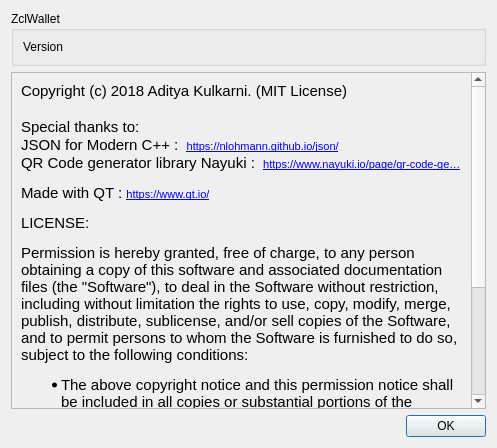
The window that src/about.ui (ZclassicCommunity/zcl-qt-wallet) describes before a commit, drawn with Qt 5.
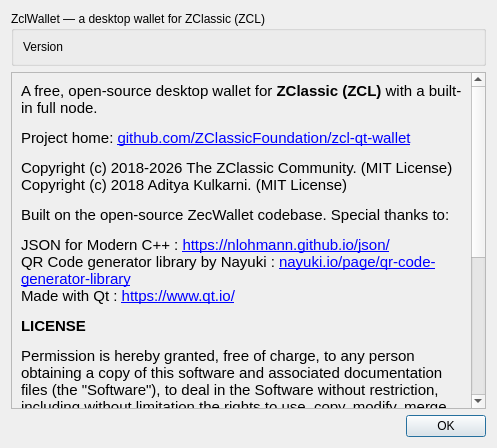
The same window after the commit.

Commit message: gui: fix connect-dialog use-after-free (silent exit after "Payment UI now ready!") + idiotproof startup

```diff
--- a/src/about.ui
+++ b/src/about.ui
@@ -17,7 +17,7 @@
    <item>
     <widget class="QGroupBox" name="groupBox">
      <property name="title">
-      <string notr="true">ZclWallet</string>
+      <string notr="true">ZclWallet — a desktop wallet for ZClassic (ZCL)</string>
      </property>
      <layout class="QVBoxLayout" name="verticalLayout_2">
       <item>
@@ -48,20 +48,22 @@
        <item>
         <widget class="QLabel" name="label">
          <property name="text">
-          <string notr="true">&lt;!DOCTYPE HTML PUBLIC &quot;-//W3C//DTD HTML 4.0//EN&quot; &quot;http://www.w3.org/TR/REC-html40/strict.dtd&quot;&gt;
-&lt;html&gt;&lt;head&gt;&lt;meta name=&quot;qrichtext&quot; content=&quot;1&quot; /&gt;&lt;style type=&quot;text/css&quot;&gt;
-p, li { white-space: pre-wrap; }
-&lt;/style&gt;&lt;/head&gt;&lt;body style=&quot; font-family:'MS Shell Dlg 2'; font-size:8.1pt; font-weight:400; font-style:normal;&quot;&gt;
-&lt;p style=&quot; margin-top:0px; margin-bottom:0px; margin-left:0px; margin-right:0px; -qt-block-indent:0; text-indent:0px;&quot;&gt;&lt;span style=&quot; font-family:'Ubuntu'; font-size:11pt;&quot;&gt;Copyright (c) 2018 Aditya Kulkarni. (MIT License)&lt;/span&gt;&lt;/p&gt;
-&lt;p style=&quot;-qt-paragraph-type:empty; margin-top:0px; margin-bottom:0px; margin-left:0px; margin-right:0px; -qt-block-indent:0; text-indent:0px; font-family:'Ubuntu'; font-size:11pt;&quot;&gt;&lt;br /&gt;&lt;/p&gt;
-&lt;p style=&quot; margin-top:0px; margin-bottom:0px; margin-left:0px; margin-right:0px; -qt-block-indent:0; text-indent:0px;&quot;&gt;&lt;span style=&quot; font-family:'Ubuntu'; font-size:11pt;&quot;&gt;Special thanks to:&lt;/span&gt;&lt;/p&gt;
-&lt;p style=&quot; margin-top:0px; margin-bottom:0px; margin-left:0px; margin-right:0px; -qt-block-indent:0; text-indent:0px;&quot;&gt;&lt;span style=&quot; font-family:'Ubuntu'; font-size:11pt;&quot;&gt;JSON for Modern C++ :  &lt;/span&gt;&lt;a href=&quot;https://nlohmann.github.io/json/&quot;&gt;&lt;span style=&quot; font-size:8pt; text-decoration: underline; color:#0000ff;&quot;&gt;https://nlohmann.github.io/json/&lt;/span&gt;&lt;/a&gt;&lt;/p&gt;
-&lt;p style=&quot; margin-top:0px; margin-bottom:0px; margin-left:0px; margin-right:0px; -qt-block-indent:0; text-indent:0px;&quot;&gt;&lt;span style=&quot; font-family:'Ubuntu'; font-size:11pt;&quot;&gt;QR Code generator library Nayuki :  &lt;/span&gt;&lt;a href=&quot;https://www.nayuki.io/page/qr-code-generator-library&quot;&gt;&lt;span style=&quot; font-size:8pt; text-decoration: underline; color:#0000ff;&quot;&gt;https://www.nayuki.io/page/qr-code-ge…&lt;/span&gt;&lt;/a&gt;&lt;/p&gt;
-&lt;p style=&quot; margin-top:12px; margin-bottom:12px; margin-left:0px; margin-right:0px; -qt-block-indent:0; text-indent:0px;&quot;&gt;&lt;span style=&quot; font-family:'Ubuntu'; font-size:11pt;&quot;&gt;Made with QT : &lt;/span&gt;&lt;a href=&quot;https://www.qt.io/&quot;&gt;&lt;span style=&quot; font-size:8pt; text-decoration: underline; color:#0000ff;&quot;&gt;https://www.qt.io/&lt;/span&gt;&lt;/a&gt;&lt;/p&gt;
-&lt;p style=&quot; margin-top:12px; margin-bottom:12px; margin-left:0px; margin-right:0px; -qt-block-indent:0; text-indent:0px;&quot;&gt;&lt;span style=&quot; font-family:'Ubuntu'; font-size:11pt;&quot;&gt;LICENSE:&lt;/span&gt;&lt;/p&gt;
-&lt;p style=&quot; margin-top:12px; margin-bottom:12px; margin-left:0px; margin-right:0px; -qt-block-indent:0; text-indent:0px;&quot;&gt;&lt;span style=&quot; font-family:'Ubuntu'; font-size:11pt;&quot;&gt;Permission is hereby granted, free of charge, to any person obtaining a copy of this software and associated documentation files (the &amp;quot;Software&amp;quot;), to deal in the Software without restriction, including without limitation the rights to use, copy, modify, merge, publish, distribute, sublicense, and/or sell copies of the Software, and to permit persons to whom the Software is furnished to do so, subject to the following conditions:&lt;/span&gt;&lt;/p&gt;
-&lt;ul style=&quot;margin-top: 0px; margin-bottom: 0px; margin-left: 0px; margin-right: 0px; -qt-list-indent: 1;&quot;&gt;&lt;li style=&quot; font-family:'Ubuntu'; font-size:11pt;&quot; style=&quot; margin-top:12px; margin-bottom:12px; margin-left:0px; margin-right:0px; -qt-block-indent:0; text-indent:0px;&quot;&gt;The above copyright notice and this permission notice shall be included in all copies or substantial portions of the Software.&lt;/li&gt;
-&lt;li style=&quot; font-family:'Ubuntu'; font-size:11pt;&quot; style=&quot; margin-top:12px; margin-bottom:12px; margin-left:0px; margin-right:0px; -qt-block-indent:0; text-indent:0px;&quot;&gt;The Software is provided &amp;quot;as is&amp;quot;, without warranty of any kind, express or implied, including but not limited to the warranties of merchantability, fitness for a particular purpose and noninfringement. In no event shall the authors or copyright holders be liable for any claim, damages or other liability, whether in an action of contract, tort or otherwise, arising from, out of or in connection with the Software or the use or other dealings in the Software.&lt;/li&gt;&lt;/ul&gt;&lt;/body&gt;&lt;/html&gt;</string>
+          <string notr="true">&lt;html&gt;&lt;head/&gt;&lt;body style=&quot; font-family:'Ubuntu'; font-size:11pt;&quot;&gt;
+&lt;p&gt;A free, open-source desktop wallet for &lt;span style=&quot; font-weight:600;&quot;&gt;ZClassic (ZCL)&lt;/span&gt; with a built-in full node.&lt;/p&gt;
+&lt;p&gt;Project home: &lt;a href=&quot;https://github.com/ZClassicFoundation/zcl-qt-wallet&quot;&gt;&lt;span style=&quot; text-decoration: underline; color:#0000ff;&quot;&gt;github.com/ZClassicFoundation/zcl-qt-wallet&lt;/span&gt;&lt;/a&gt;&lt;/p&gt;
+&lt;p&gt;Copyright (c) 2018-2026 The ZClassic Community. (MIT License)&lt;br/&gt;
+Copyright (c) 2018 Aditya Kulkarni. (MIT License)&lt;/p&gt;
+&lt;p&gt;Built on the open-source ZecWallet codebase. Special thanks to:&lt;/p&gt;
+&lt;p&gt;JSON for Modern C++ : &lt;a href=&quot;https://nlohmann.github.io/json/&quot;&gt;&lt;span style=&quot; text-decoration: underline; color:#0000ff;&quot;&gt;https://nlohmann.github.io/json/&lt;/span&gt;&lt;/a&gt;&lt;br/&gt;
+QR Code generator library by Nayuki : &lt;a href=&quot;https://www.nayuki.io/page/qr-code-generator-library&quot;&gt;&lt;span style=&quot; text-decoration: underline; color:#0000ff;&quot;&gt;nayuki.io/page/qr-code-generator-library&lt;/span&gt;&lt;/a&gt;&lt;br/&gt;
+Made with Qt : &lt;a href=&quot;https://www.qt.io/&quot;&gt;&lt;span style=&quot; text-decoration: underline; color:#0000ff;&quot;&gt;https://www.qt.io/&lt;/span&gt;&lt;/a&gt;&lt;/p&gt;
+&lt;p&gt;&lt;span style=&quot; font-weight:600;&quot;&gt;LICENSE&lt;/span&gt;&lt;/p&gt;
+&lt;p&gt;Permission is hereby granted, free of charge, to any person obtaining a copy of this software and associated documentation files (the &amp;quot;Software&amp;quot;), to deal in the Software without restriction, including without limitation the rights to use, copy, modify, merge, publish, distribute, sublicense, and/or sell copies of the Software, and to permit persons to whom the Software is furnished to do so, subject to the following conditions:&lt;/p&gt;
+&lt;ul&gt;
+&lt;li&gt;The above copyright notice and this permission notice shall be included in all copies or substantial portions of the Software.&lt;/li&gt;
+&lt;li&gt;The Software is provided &amp;quot;as is&amp;quot;, without warranty of any kind, express or implied, including but not limited to the warranties of merchantability, fitness for a particular purpose and noninfringement. In no event shall the authors or copyright holders be liable for any claim, damages or other liability, whether in an action of contract, tort or otherwise, arising from, out of or in connection with the Software or the use or other dealings in the Software.&lt;/li&gt;
+&lt;/ul&gt;
+&lt;/body&gt;&lt;/html&gt;</string>
          </property>
          <property name="wordWrap">
           <bool>true</bool>
```
Left out of the diff: 2 changed lines with no effect on the pictures. The commit also changes 16 other files.
